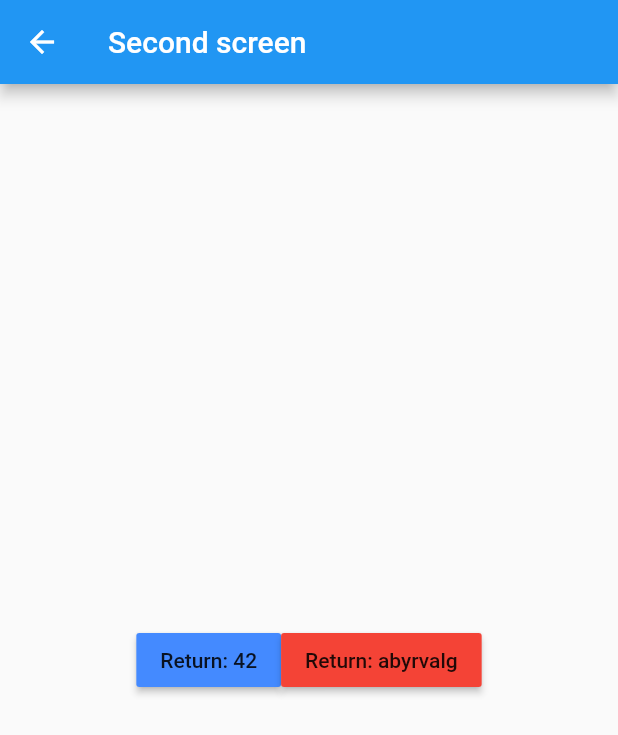
After one commit to ikalinin1/fmp, a Flutter app: the screen it shows after launch, after a tap on "Go next", on a phone screen of 412 x 824 dp. The commit adds this screen. Shown: the top 735 px of the screen. Run offline on Flutter 3.47's test engine with Material 2 defaults, Android fonts, the phone set to English and light mode, and no system bars; our stand-ins replace url_launcher_web.

Commit message:
Navigation task

```diff
--- a/lib/main.dart
+++ b/lib/main.dart
@@ -1,8 +1,9 @@
 import 'package:flutter/material.dart';
 import 'package:fmp/task1/dimensions.dart';
 import 'package:fmp/task1/my_app.dart';
+import 'package:fmp/task2/my_app.dart';
 import 'package:url_launcher/url_launcher.dart';
 
 void main() {
-  runApp(const Task1());
+  runApp(const Task2());
 }
--- /dev/null
+++ b/lib/task2/first_screen.dart
@@ -0,0 +1,74 @@
+import 'package:flutter/cupertino.dart';
+import 'package:flutter/material.dart';
+import 'package:fmp/task2/routes.dart';
+
+class FirstScreen extends StatelessWidget {
+  const FirstScreen({Key? key}) : super(key: key);
+
+  @override
+  Widget build(BuildContext context) {
+    return WillPopScope(
+      child: Scaffold(
+        appBar: AppBar(
+          title: const Text("first screen"),
+        ),
+        body: Center(
+          child: MaterialButton(
+              child: const Text("Go next"),
+              onPressed: () async {
+                final answer =
+                    await Navigator.pushNamed(context, Routes.secondScreen);
+                await _showMyDialog(context, answer);
+              }),
+        ),
+      ),
+      onWillPop: () async {
+        return await _showExitDialog(context) ?? false;
+      },
+    );
+  }
+}
+
+Future<bool?> _showExitDialog(BuildContext context) async {
+  return showDialog<bool>(
+    context: context,
+    builder: (ctx) => AlertDialog(
+      title: const Text('Do you want to exit an app?'),
+      actions: <Widget>[
+        MaterialButton(
+          child: const Text('sure'),
+          onPressed: () => Navigator.pop(ctx, true),
+        ),
+        MaterialButton(
+          child: const Text('no way'),
+          onPressed: () => Navigator.pop(ctx, false),
+        ),
+      ],
+    ),
+  );
+}
+
+Future<void> _showMyDialog(BuildContext context, Object? answer) async {
+  return showDialog<void>(
+    context: context,
+    barrierDismissible: false, // user must tap button!
+    builder: (BuildContext context) {
+      return AlertDialog(
+        title: const Text('Returned value'),
+        content: SingleChildScrollView(
+          child: ListBody(
+            children: <Widget>[
+              Text('The answer is $answer'),
+            ],
+          ),
+        ),
+        actions: <Widget>[
+          TextButton(
+            child: const Text('Ok'),
+            onPressed: () => Navigator.pop(context),
+          ),
+        ],
+      );
+    },
+  );
+}
--- /dev/null
+++ b/lib/task2/my_app.dart
@@ -0,0 +1,26 @@
+import 'package:flutter/cupertino.dart';
+import 'package:flutter/material.dart';
+import 'package:fmp/task2/routes.dart';
+import 'package:fmp/task2/second_screen.dart';
+
+import 'first_screen.dart';
+
+class Task2 extends StatelessWidget {
+  const Task2({Key? key}) : super(key: key);
+
+  @override
+  Widget build(BuildContext context) {
+    return MaterialApp(
+      initialRoute: Routes.firstScreen,
+      title: 'Grably',
+      theme: ThemeData(
+        primarySwatch: Colors.blue,
+      ),
+      routes: {
+        Routes.firstScreen: (context) => const FirstScreen(),
+        Routes.secondScreen: (context) => const SecondScreen()
+      },
+      home: const FirstScreen(),
+    );
+  }
+}
--- /dev/null
+++ b/lib/task2/routes.dart
@@ -0,0 +1,4 @@
+abstract class Routes {
+  static const String firstScreen = '/firstScreen';
+  static const String secondScreen = '/secondScreen';
+}
--- /dev/null
+++ b/lib/task2/second_screen.dart
@@ -0,0 +1,36 @@
+import 'package:flutter/cupertino.dart';
+import 'package:flutter/material.dart';
+import 'package:fmp/task2/routes.dart';
+
+class SecondScreen extends StatelessWidget {
+  static const String _fortyTwo = '42';
+  static const String _abyrvalg = 'abyrvalg';
+
+  const SecondScreen({Key? key}) : super(key: key);
+
+  @override
+  Widget build(BuildContext context) {
+    return Scaffold(
+      appBar: AppBar(
+        title: const Text('Second screen'),
+      ),
+      body: Center(
+        child: Row(
+          mainAxisAlignment: MainAxisAlignment.center,
+          children: [
+            MaterialButton(
+              child: const Text("Return: $_fortyTwo"),
+              color: Colors.blueAccent,
+              onPressed: () => Navigator.pop(context, _fortyTwo),
+            ),
+            MaterialButton(
+              child: const Text("Return: $_abyrvalg"),
+              color: Colors.red,
+              onPressed: () => Navigator.pop(context, _abyrvalg),
+            ),
+          ],
+        ),
+      ),
+    );
+  }
+}
```
Also changed, not shown: 2 other files.
